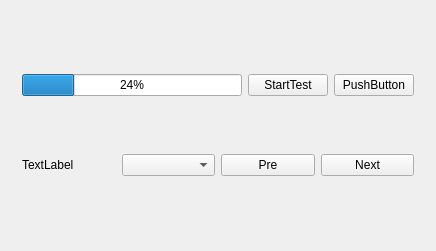
Before: the Qt Designer form src/mainwindow.ui in wanywhn/DNSTester, drawn with Qt 5.
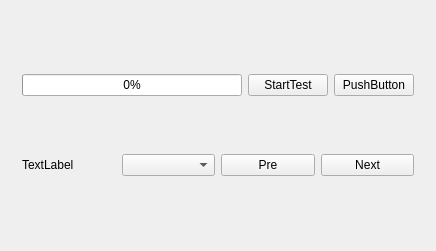
After: the same form once the commit is applied.

The edit to the form file:
```diff
--- a/src/mainwindow.ui
+++ b/src/mainwindow.ui
@@ -84,7 +84,7 @@
             <item>
              <widget class="QProgressBar" name="progressBar">
               <property name="value">
-               <number>24</number>
+               <number>0</number>
               </property>
              </widget>
             </item>
```
